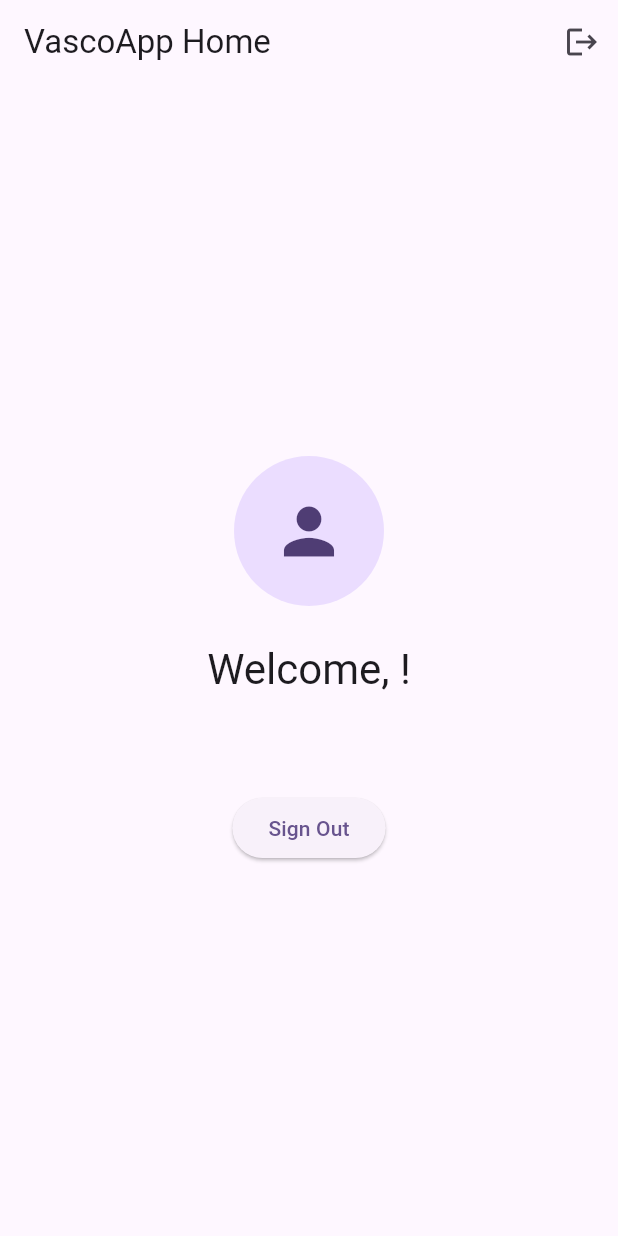
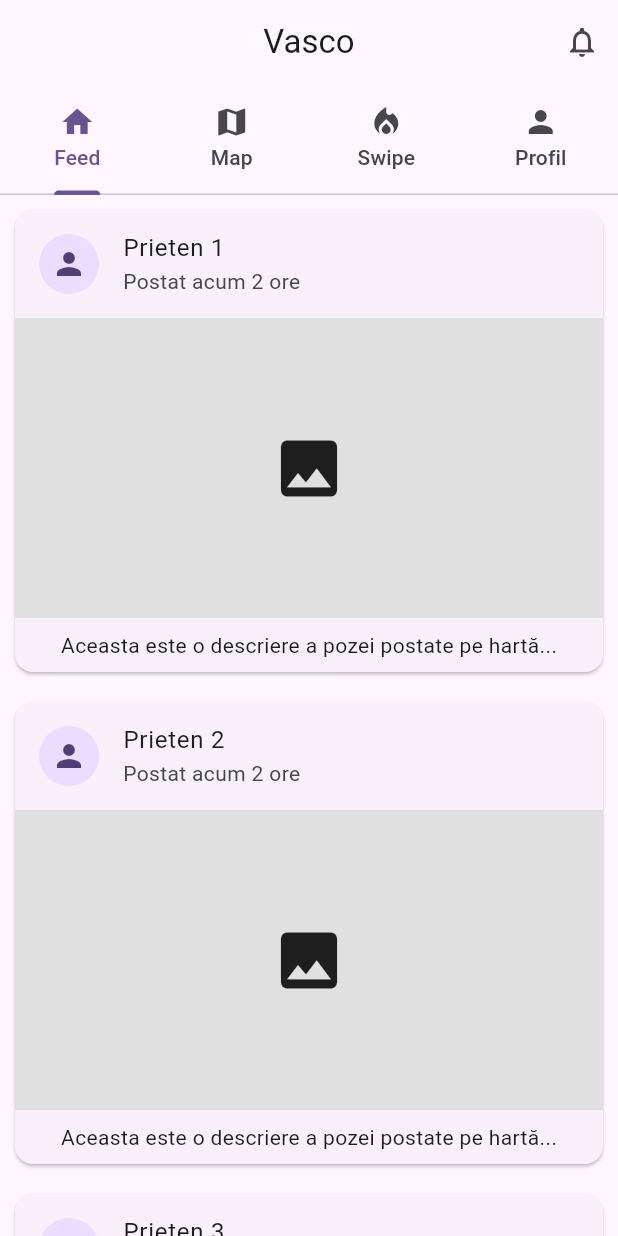
Before and after one commit to enea1212/vasco, a Flutter app: the screen it shows once a user with an empty profile is signed in, on a phone screen of 412 x 824 dp. Run offline on Flutter 3.47's test engine with Material 3 defaults, Android fonts, the phone set to English and light mode, and no system bars; our stand-ins replace firebase_auth, firebase_core, google_sign_in; accounts and stored records are empty; generated files the repository leaves out were written again.

Commit message:
panou central

```diff
--- a/lib/screens/home_screen.dart
+++ b/lib/screens/home_screen.dart
@@ -1,59 +1,108 @@
-
-import 'package:firebase_auth/firebase_auth.dart';
 import 'package:flutter/material.dart';
 import 'package:provider/provider.dart';
 import 'package:vasco/services/auth_service.dart';
 
 class HomeScreen extends StatelessWidget {
-
-
-  HomeScreen({super.key});
+  const HomeScreen({super.key});
 
   @override
   Widget build(BuildContext context) {
     final authService = context.read<AuthService>();
     final user = authService.currentUser;
 
-    return Scaffold(
-      appBar: AppBar(
-        title: const Text('VascoApp Home'),
-        actions: [
-          IconButton(
-            icon: const Icon(Icons.logout),
-            onPressed: () async {
-              await authService.signOut();
-            },
+    return DefaultTabController(
+      length: 4, // Feed, Map, Swipe, Profile
+      child: Scaffold(
+        appBar: AppBar(
+          title: const Text('Vasco'),
+          centerTitle: true,
+          actions: [
+            IconButton(
+              icon: const Icon(Icons.notifications_none),
+              onPressed: () {}, // Viitoarea logică de notificări
+            ),
+          ],
+          bottom: const TabBar(
+            isScrollable: false,
+            tabs: [
+              Tab(icon: Icon(Icons.home), text: "Feed"),
+              Tab(icon: Icon(Icons.map), text: "Map"),
+              Tab(icon: Icon(Icons.local_fire_department), text: "Swipe"),
+              Tab(icon: Icon(Icons.person), text: "Profil"),
+            ],
           ),
-        ],
-      ),
-      body: Center(
-        child: Column(
-          mainAxisAlignment: MainAxisAlignment.center,
+        ),
+        body: TabBarView(
           children: [
-            const CircleAvatar(
-              radius: 50,
-              child: Icon(Icons.person, size: 50),
-            ),
-            const SizedBox(height: 24),
-            Text(
-              'Welcome, ${user?.displayName?.trim().isNotEmpty == true ? user!.displayName! : (user?.email?.split('@').first ?? 'Guest')}!',
-              style: Theme.of(context).textTheme.headlineMedium,
-            ),
-            const SizedBox(height: 8),
-            Text(
-              user?.email ?? 'Guest',
-              style: Theme.of(context).textTheme.bodyLarge,
-            ),
-            const SizedBox(height: 32),
-            ElevatedButton(
-              onPressed: () async {
-                await authService.signOut();
-              },
-              child: const Text('Sign Out'),
-            ),
+            // 1. Pagina cu Feed-ul principal
+            _buildFeedPlaceholder(),
+
+            // 2. Pagina cu Harta (Google Maps)
+            _buildPlaceholder("Harta (Google Maps)"),
+
+            // 3. Pagina Tinder Swipe
+            _buildPlaceholder("Tinder Swipe Area"),
+
+            // 4. Pagina Contul Meu
+            _buildProfilePage(context, user, authService),
           ],
         ),
       ),
     );
   }
+
+  // Structura de bază pentru Feed
+  Widget _buildFeedPlaceholder() {
+    return ListView.builder(
+      itemCount: 5,
+      itemBuilder: (context, index) {
+        return Card(
+          margin: const EdgeInsets.all(10),
+          child: Column(
+            children: [
+              ListTile(
+                leading: const CircleAvatar(child: Icon(Icons.person)),
+                title: Text("Prieten ${index + 1}"),
+                subtitle: const Text("Postat acum 2 ore"),
+              ),
+              Container(
+                height: 200,
+                color: Colors.grey[300],
+                child: const Center(child: Icon(Icons.image, size: 50)),
+              ),
+              const Padding(
+                padding: EdgeInsets.all(8.0),
+                child: Text("Aceasta este o descriere a pozei postate pe hartă..."),
+              ),
+            ],
+          ),
+        );
+      },
+    );
+  }
+//PARTE DE PROFIL
+  Widget _buildProfilePage(BuildContext context, user, authService) {
+    return Center(
+      child: Column(
+        mainAxisAlignment: MainAxisAlignment.center,
+        children: [
+          const CircleAvatar(radius: 50, child: Icon(Icons.person, size: 50)),
+          const SizedBox(height: 16),
+          Text(user?.displayName ?? "Utilizator", style: const TextStyle(fontSize: 20, fontWeight: FontWeight.bold)),
+          Text(user?.email ?? ""),
+          const SizedBox(height: 24),
+          ElevatedButton.icon(
+            onPressed: () => authService.signOut(),
+            icon: const Icon(Icons.logout),
+            label: const Text("Deconectare"),
+            style: ElevatedButton.styleFrom(backgroundColor: Colors.red[50]),
+          ),
+        ],
+      ),
+    );
+  }
+
+  Widget _buildPlaceholder(String text) {
+    return Center(child: Text(text, style: const TextStyle(fontSize: 18, color: Colors.grey)));
+  }
 }
```
Also changed, not shown: 1 other file.
